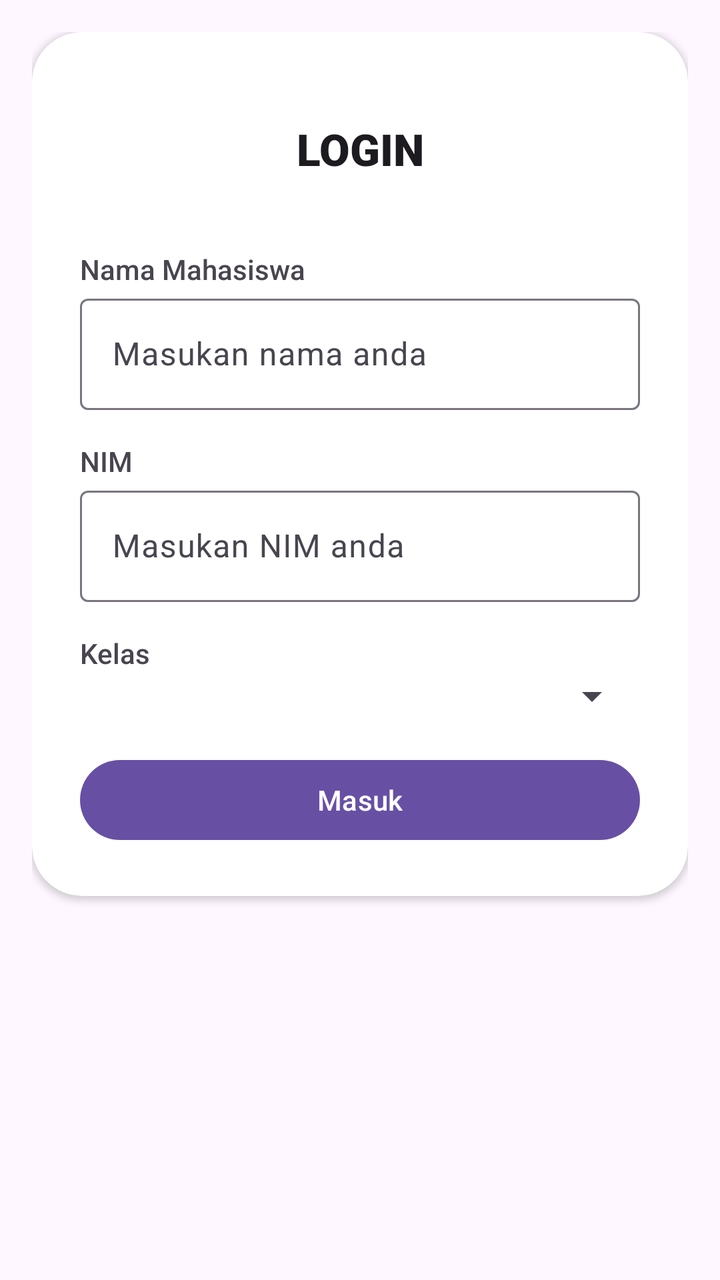
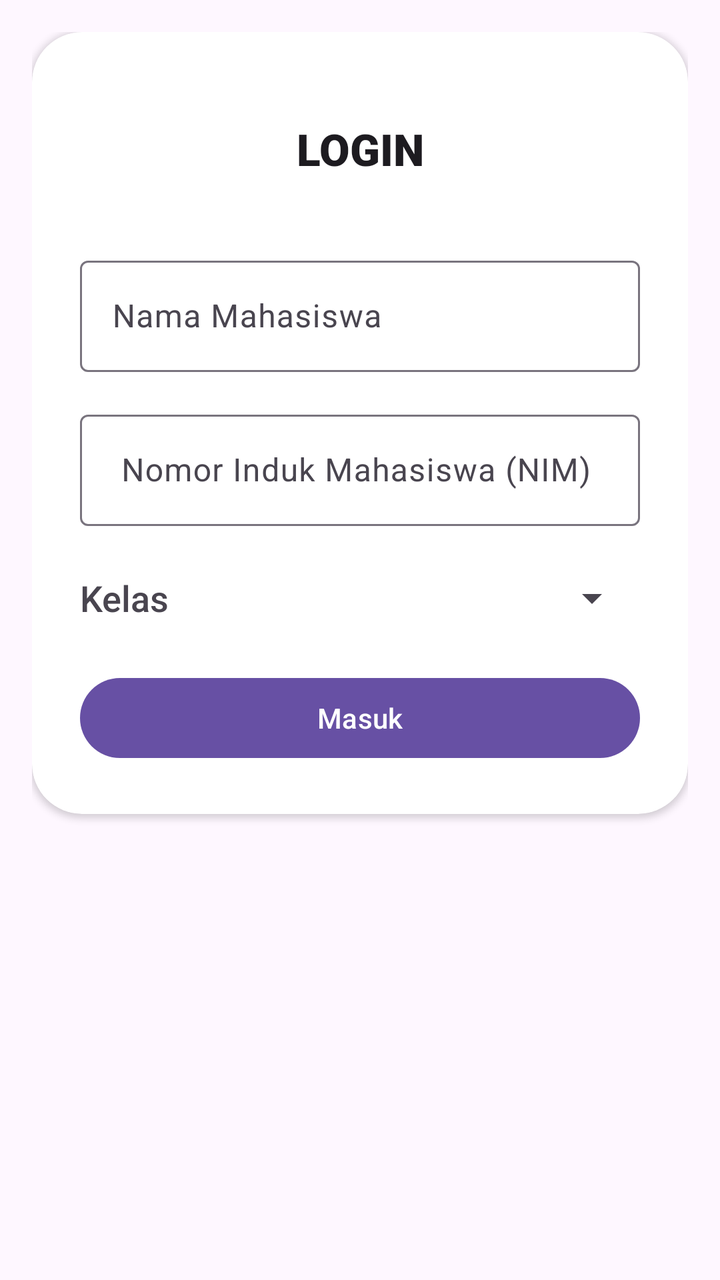

The first picture is an Android layout as it rendered before a commit; the second is the same layout after the commit. The layout source and the unified diff follow.
<!-- AndroidManifest.xml: application theme Theme.CanteenApp -->
<!-- res/layout/activity_main.xml -->
<?xml version="1.0" encoding="utf-8"?>
<LinearLayout xmlns:android="http://schemas.android.com/apk/res/android"
    xmlns:app="http://schemas.android.com/apk/res-auto"
    xmlns:tools="http://schemas.android.com/tools"
    android:id="@+id/main"
    android:layout_width="match_parent"
    android:layout_height="match_parent"
    android:layout_margin="20dp"
    android:layout_marginTop="30dp"
    android:orientation="vertical"
    android:padding="16dp"
    tools:context=".MainActivity">

    <androidx.cardview.widget.CardView
        android:layout_width="match_parent"
        android:layout_height="wrap_content"
        android:layout_gravity="center"
        android:padding="16dp"
        app:cardCornerRadius="25dp">

        <LinearLayout
            android:layout_width="match_parent"
            android:layout_height="match_parent"
            android:orientation="vertical"
            android:padding="16dp">

            <TextView
                android:id="@+id/textView"
                android:layout_width="match_parent"
                android:layout_height="85dp"
                android:fontFamily="sans-serif-black"
                android:gravity="center"
                android:text="LOGIN"
                android:textAppearance="@style/TextAppearance.AppCompat.Large" />

            <LinearLayout
                android:layout_width="match_parent"
                android:layout_height="wrap_content"
                android:layout_margin="8dp"
                android:orientation="vertical">

                <TextView
                    android:id="@+id/textView2"
                    android:layout_width="match_parent"
                    android:layout_height="wrap_content"
                    android:fontFamily="sans-serif-medium"
                    android:text="Nama Mahasiswa" />

                <com.google.android.material.textfield.TextInputLayout
                    android:layout_width="match_parent"
                    android:layout_height="match_parent">

                    <com.google.android.material.textfield.TextInputEditText
                        android:id="@+id/inputNama"
                        android:layout_width="match_parent"
                        android:layout_height="wrap_content"
                        android:hint="Masukan nama anda" />
                </com.google.android.material.textfield.TextInputLayout>
            </LinearLayout>

            <LinearLayout
                android:layout_width="match_parent"
                android:layout_height="wrap_content"
                android:layout_margin="8dp"
                android:orientation="vertical">

                <TextView
                    android:id="@+id/textView2"
                    android:layout_width="match_parent"
                    android:layout_height="wrap_content"
                    android:fontFamily="sans-serif-medium"
                    android:text="NIM" />

                <com.google.android.material.textfield.TextInputLayout
                    android:layout_width="match_parent"
                    android:layout_height="match_parent">

                    <com.google.android.material.textfield.TextInputEditText
                        android:id="@+id/inputNim"
                        android:layout_width="match_parent"
                        android:layout_height="wrap_content"
                        android:hint="Masukan NIM anda" />
                </com.google.android.material.textfield.TextInputLayout>
            </LinearLayout>

            <LinearLayout
                android:layout_width="match_parent"
                android:layout_height="wrap_content"
                android:layout_margin="8dp"
                android:orientation="vertical">

                <TextView
                    android:id="@+id/textView2"
                    android:layout_width="match_parent"
                    android:layout_height="wrap_content"
                    android:fontFamily="sans-serif-medium"
                    android:text="Kelas" />

                <Spinner
                    android:id="@+id/spinnerKelas"
                    android:layout_width="match_parent"
                    android:layout_height="wrap_content" />

            </LinearLayout>

            <Button
                android:id="@+id/btnLogin"
                android:layout_width="match_parent"
                android:layout_height="wrap_content"
                android:layout_margin="8dp"
                android:text="Masuk" />
        </LinearLayout>

    </androidx.cardview.widget.CardView>
</LinearLayout>
<!-- resources referenced by this layout -->
<resources>
  <style name="Theme.CanteenApp" parent="Base.Theme.CanteenApp" />
  <style name="Base.Theme.CanteenApp" parent="Theme.Material3.DayNight.NoActionBar">
          
          
      </style>
</resources>

<!-- the commit's change to res/layout/activity_main.xml (unified diff, before → after) -->
@@ -39,13 +39,6 @@
                 android:layout_margin="8dp"
                 android:orientation="vertical">
 
-                <TextView
-                    android:id="@+id/textView2"
-                    android:layout_width="match_parent"
-                    android:layout_height="wrap_content"
-                    android:fontFamily="sans-serif-medium"
-                    android:text="Nama Mahasiswa" />
-
                 <com.google.android.material.textfield.TextInputLayout
                     android:layout_width="match_parent"
                     android:layout_height="match_parent">
@@ -54,7 +47,7 @@
                         android:id="@+id/inputNama"
                         android:layout_width="match_parent"
                         android:layout_height="wrap_content"
-                        android:hint="Masukan nama anda" />
+                        android:hint="Nama Mahasiswa" />
                 </com.google.android.material.textfield.TextInputLayout>
             </LinearLayout>
 
@@ -64,13 +57,6 @@
                 android:layout_margin="8dp"
                 android:orientation="vertical">
 
-                <TextView
-                    android:id="@+id/textView2"
-                    android:layout_width="match_parent"
-                    android:layout_height="wrap_content"
-                    android:fontFamily="sans-serif-medium"
-                    android:text="NIM" />
-
                 <com.google.android.material.textfield.TextInputLayout
                     android:layout_width="match_parent"
                     android:layout_height="match_parent">
@@ -79,22 +65,25 @@
                         android:id="@+id/inputNim"
                         android:layout_width="match_parent"
                         android:layout_height="wrap_content"
-                        android:hint="Masukan NIM anda" />
+                        android:hint=" Nomor Induk Mahasiswa (NIM)" />
                 </com.google.android.material.textfield.TextInputLayout>
             </LinearLayout>
 
             <LinearLayout
                 android:layout_width="match_parent"
-                android:layout_height="wrap_content"
+                android:layout_height="40dp"
                 android:layout_margin="8dp"
-                android:orientation="vertical">
+                android:gravity="center|start"
+                android:orientation="horizontal">
 
                 <TextView
                     android:id="@+id/textView2"
-                    android:layout_width="match_parent"
-                    android:layout_height="wrap_content"
+                    android:layout_width="60dp"
+                    android:layout_height="31dp"
                     android:fontFamily="sans-serif-medium"
-                    android:text="Kelas" />
+                    android:gravity="center|start"
+                    android:text="Kelas"
+                    android:textAppearance="@style/TextAppearance.AppCompat.Medium" />
 
                 <Spinner
                     android:id="@+id/spinnerKelas"
